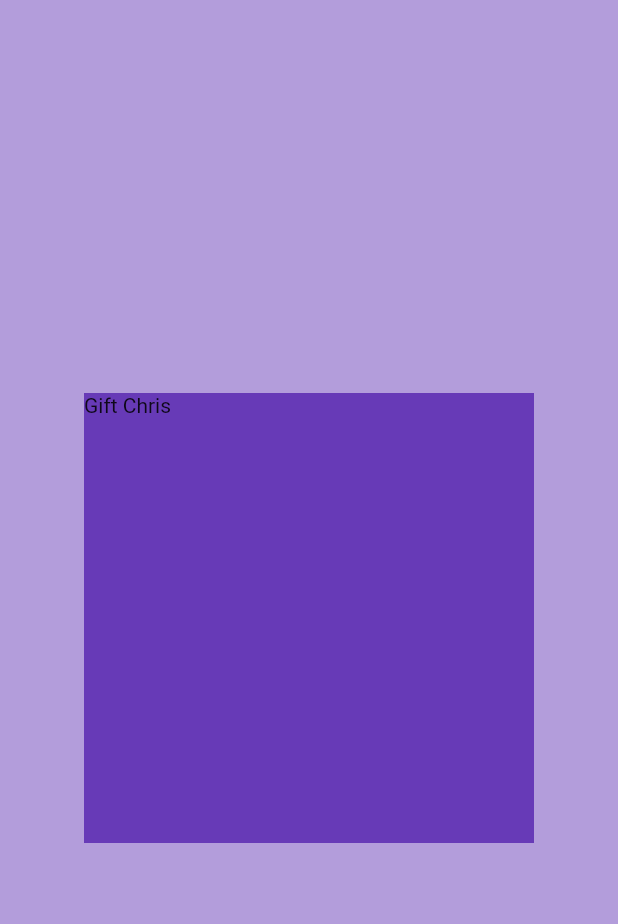
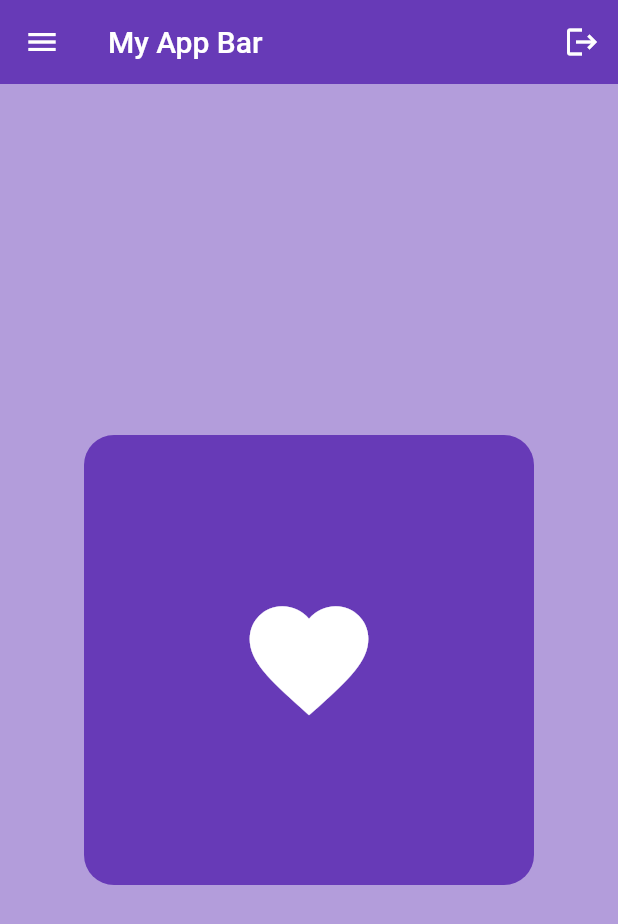
Before and after one commit to GiftChrisJava/todo_app, a Flutter app: the screen it shows after launch, on a phone screen of 412 x 824 dp. Shown: the top 924 px of the screen. Run offline on Flutter 3.47's test engine with Material 2 defaults, Android fonts, the phone set to English and light mode, and no system bars.

Commit message:
creaed app bar

```diff
--- a/lib/main.dart
+++ b/lib/main.dart
@@ -15,13 +15,27 @@ class MyApp extends StatelessWidget {
       debugShowCheckedModeBanner: false, // remove the debug bunner
       home: Scaffold(
         backgroundColor: Colors.deepPurple[200],
+        appBar: AppBar(
+          backgroundColor: Colors.deepPurple,
+          elevation: 0,
+          leading: Icon(Icons.menu),
+          title: Text("My App Bar "),
+          actions: [IconButton(onPressed: () {}, icon: Icon(Icons.logout))],
+        ),
         body: Center(
           child: Container(
-            width: 300,
-            height: 300,
-            color: Colors.deepPurple, // the contaiber a color
-            child: Text("Gift Chris"),
-          ),
+              width: 300,
+              height: 300,
+              decoration: BoxDecoration(
+                  color: Colors.deepPurple, // the contaiber a color
+                  // curve the corners a bit
+                  borderRadius: BorderRadius.circular(20)),
+              padding: EdgeInsets.all(25),
+              child: Icon(
+                Icons.favorite,
+                color: Colors.white,
+                size: 95,
+              )),
         ),
       ),
     ); // shows a black screen
```
